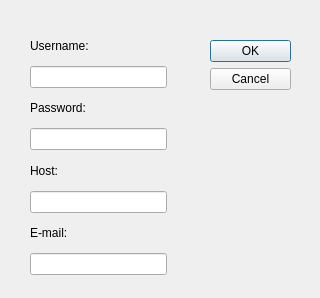
Old version of the form MessengerClient/registerdialog.ui in the repository boziroland/Linprog-chat.
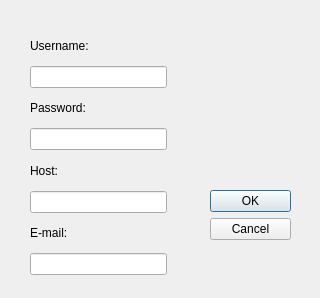
New version of the form.

Commit message: most már talán kedvesebb a kliens ha ledczel

Diff of the .ui file:
```diff
--- a/MessengerClient/registerdialog.ui
+++ b/MessengerClient/registerdialog.ui
@@ -17,9 +17,9 @@
    <property name="geometry">
     <rect>
      <x>210</x>
-     <y>40</y>
+     <y>190</y>
      <width>81</width>
-     <height>221</height>
+     <height>71</height>
     </rect>
    </property>
    <property name="orientation">
```
The commit also changes 2 other files.
